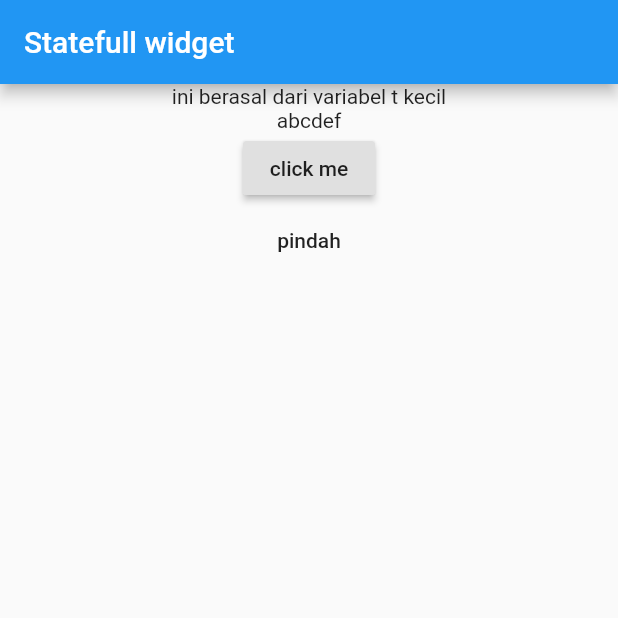
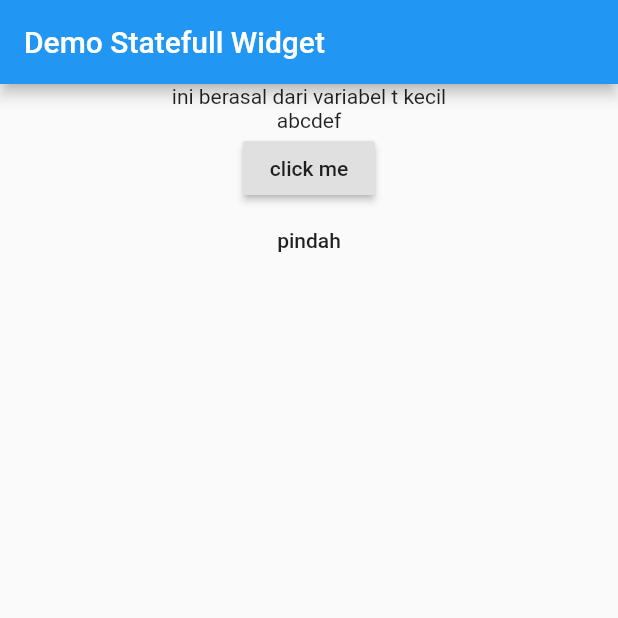
Before and after one commit to mohammadzarkasi/mobile-flutter-01, a Flutter app: the screen it shows after launch, on a phone screen of 412 x 824 dp, the top half of it. Run offline on Flutter 3.47's test engine with Material 2 defaults, Android fonts, the phone set to English and light mode, and no system bars.

Commit message:
ubah judul screen6

```diff
--- a/lib/Screen6.dart
+++ b/lib/Screen6.dart
@@ -14,7 +14,7 @@ class _Screen6State extends State<Screen6> {
   Widget build(BuildContext context) {
     return Scaffold(
       appBar: AppBar(
-        title: Text('Statefull widget'),
+        title: Text('Demo Statefull Widget'),
       ),
       body: Center(
         child: Column(
```
